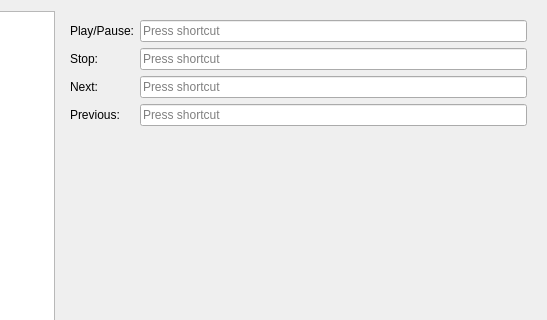
This is app/dlg_preferences.ui in ColinDuquesnoy/MellowPlayer as Qt 5 draws it before an edit; both pictures show x 212 to 759 and y 0 to 320 of the 759 by 489 pixel window. The edited form follows.
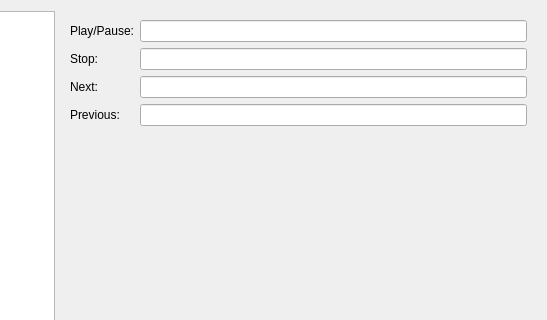
This is the edited form. The open tabs and pages were chosen to show the change. Icons and pictures are not drawn. Custom widgets are drawn as their Qt base class.

What changed in the file:
```diff
--- a/app/dlg_preferences.ui
+++ b/app/dlg_preferences.ui
@@ -134,9 +134,6 @@
            </property>
           </widget>
          </item>
-         <item row="0" column="1">
-          <widget class="QKeySequenceEdit" name="keySequenceEditPlayPause" native="true"/>
-         </item>
          <item row="1" column="0">
           <widget class="QLabel" name="label_11">
            <property name="text">
@@ -144,9 +141,6 @@
            </property>
           </widget>
          </item>
-         <item row="1" column="1">
-          <widget class="QKeySequenceEdit" name="keySequenceEditStop" native="true"/>
-         </item>
          <item row="2" column="0">
           <widget class="QLabel" name="label_12">
            <property name="text">
@@ -154,9 +148,6 @@
            </property>
           </widget>
          </item>
-         <item row="2" column="1">
-          <widget class="QKeySequenceEdit" name="keySequenceEditNext" native="true"/>
-         </item>
          <item row="3" column="0">
           <widget class="QLabel" name="label_13">
            <property name="text">
@@ -164,8 +155,17 @@
            </property>
           </widget>
          </item>
+         <item row="0" column="1">
+          <widget class="KeySequenceEdit" name="lineEditPlayPause"/>
+         </item>
+         <item row="1" column="1">
+          <widget class="KeySequenceEdit" name="lineEditStop"/>
+         </item>
+         <item row="2" column="1">
+          <widget class="KeySequenceEdit" name="lineEditNext"/>
+         </item>
          <item row="3" column="1">
-          <widget class="QKeySequenceEdit" name="keySequenceEditPrevious" native="true"/>
+          <widget class="KeySequenceEdit" name="lineEditPrevious"/>
          </item>
         </layout>
        </widget>
@@ -336,9 +336,9 @@
  </widget>
  <customwidgets>
   <customwidget>
-   <class>QKeySequenceEdit</class>
-   <extends>QWidget</extends>
-   <header>qkeysequenceedit.h</header>
+   <class>KeySequenceEdit</class>
+   <extends>QLineEdit</extends>
+   <header>keysequenceedit.h</header>
   </customwidget>
  </customwidgets>
  <tabstops>
```
Left out of the diff: 2 changed lines with no effect on the pictures.
